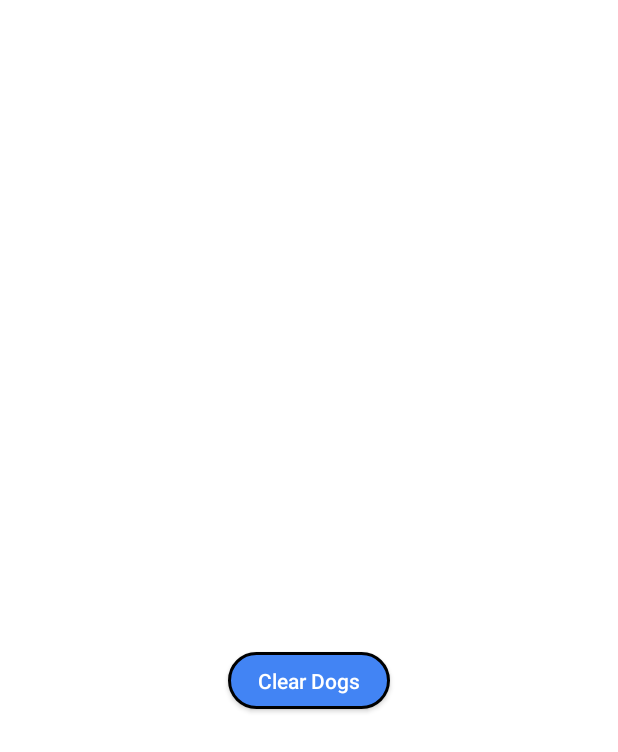
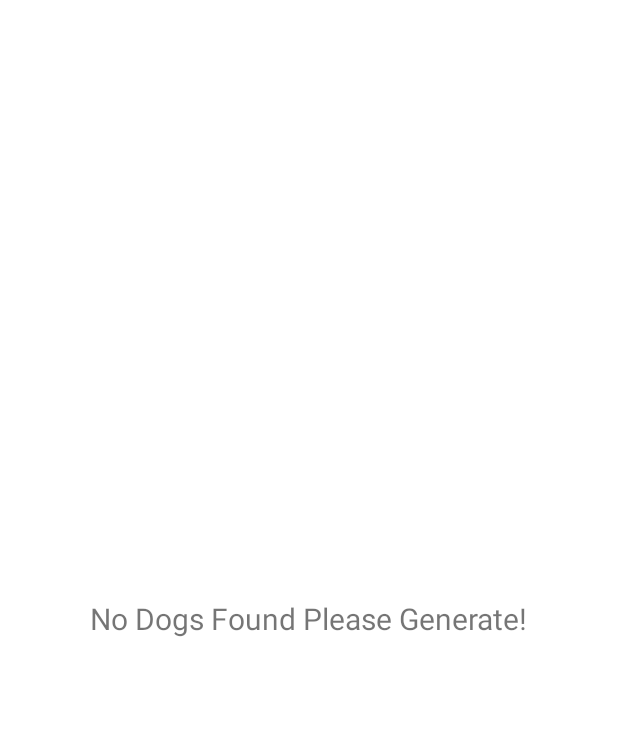
Before and after one commit to mrwhoknows55/dog-image-generator, an Android app: the ViewDogsFragment screen opened through its navigation route, on a phone screen of 412 x 824 dp. Shown: the top 752 px of the screen. Run offline under Robolectric (Android 15) with nearby library versions, the phone set to English and light mode, and no system bars; our stand-ins replace Dagger/Hilt's generated code, Timber.

Commit message:
add: ui changes for landscape mode

```diff
--- a/app/src/main/java/com/mrwhoknows/dogimagegenerator/ui/view_dogs/ViewDogsFragment.kt
+++ b/app/src/main/java/com/mrwhoknows/dogimagegenerator/ui/view_dogs/ViewDogsFragment.kt
@@ -8,6 +8,7 @@ import androidx.fragment.app.Fragment
 import androidx.fragment.app.viewModels
 import androidx.recyclerview.widget.LinearLayoutManager
 import androidx.recyclerview.widget.RecyclerView.HORIZONTAL
+import com.google.android.material.snackbar.Snackbar
 import com.mrwhoknows.dogimagegenerator.databinding.FragmentViewDogsBinding
 import com.mrwhoknows.dogimagegenerator.util.setSafeOnClickListener
 import dagger.hilt.android.AndroidEntryPoint
@@ -44,13 +45,30 @@ class ViewDogsFragment : Fragment() {
     private fun setupClickListeners() {
         binding.btnClearDogs.setSafeOnClickListener {
             viewModel.clearDogs()
+            Snackbar.make(binding.root, "All Dog Images Cleared", Snackbar.LENGTH_SHORT).show()
         }
     }
 
     private fun setupObservers() {
         viewModel.dogImages.observe(viewLifecycleOwner) {
             Timber.i("dogImages(${it.size}): $it")
+            updateContentVisibility(it.isNotEmpty())
             adapter.submitList(it)
         }
     }
+
+    private fun updateContentVisibility(isContentVisible: Boolean) {
+        binding.apply {
+
+            if (isContentVisible) {
+                tvErrorMsg.visibility = View.GONE
+                rvDogsList.visibility = View.VISIBLE
+                btnClearDogs.visibility = View.VISIBLE
+            } else {
+                rvDogsList.visibility = View.GONE
+                btnClearDogs.visibility = View.GONE
+                tvErrorMsg.visibility = View.VISIBLE
+            }
+        }
+    }
 }
--- a/app/src/main/res/layout/fragment_generate_dogs.xml
+++ b/app/src/main/res/layout/fragment_generate_dogs.xml
@@ -40,7 +40,7 @@
         app:layout_constraintEnd_toEndOf="parent"
         app:layout_constraintStart_toStartOf="parent"
         app:layout_constraintTop_toTopOf="parent"
-        app:layout_constraintVertical_bias="0.7" />
+        app:layout_constraintVertical_bias="0.75" />
 
     <androidx.constraintlayout.widget.Guideline
         android:id="@+id/topGuideline"
--- a/app/src/main/res/layout/fragment_home.xml
+++ b/app/src/main/res/layout/fragment_home.xml
@@ -42,6 +42,6 @@
         app:layout_constraintEnd_toEndOf="parent"
         app:layout_constraintStart_toStartOf="parent"
         app:layout_constraintTop_toTopOf="parent"
-        app:layout_constraintVertical_bias="0.65" />
+        app:layout_constraintVertical_bias="0.75" />
 
 </androidx.constraintlayout.widget.ConstraintLayout>
--- a/app/src/main/res/layout/fragment_view_dogs.xml
+++ b/app/src/main/res/layout/fragment_view_dogs.xml
@@ -10,28 +10,62 @@
         android:id="@+id/rvDogsList"
         android:layout_width="0dp"
         android:layout_height="0dp"
+        android:layout_marginBottom="8dp"
         android:clipToPadding="false"
+        android:fadeScrollbars="false"
         android:paddingHorizontal="8dp"
         android:scrollbars="horizontal"
-        app:layout_constraintDimensionRatio="1.3"
-        app:layout_constraintVertical_bias="0.2"
+        app:layout_constraintBottom_toTopOf="@+id/btnClearDogs"
+        app:layout_constraintEnd_toStartOf="@+id/rightGuideline"
+        app:layout_constraintStart_toStartOf="@+id/leftGuideline"
+        app:layout_constraintTop_toTopOf="@+id/topGuideline"
         tools:itemCount="4"
-        tools:listitem="@layout/layout_image_item"
+        tools:listitem="@layout/layout_image_item" />
+
+    <androidx.appcompat.widget.AppCompatButton
+        android:id="@+id/btnClearDogs"
+        style="@style/Theme.Button"
+        android:layout_width="wrap_content"
+        android:layout_height="0dp"
+        android:text="@string/clear_dogs"
+        app:layout_constraintBottom_toBottomOf="parent"
+        app:layout_constraintDimensionRatio="2.8"
+        app:layout_constraintEnd_toStartOf="@+id/rightGuideline"
+        app:layout_constraintStart_toStartOf="@+id/leftGuideline"
+        app:layout_constraintTop_toTopOf="@+id/topGuideline"
+        app:layout_constraintVertical_bias="0.75" />
+
+    <androidx.appcompat.widget.AppCompatTextView
+        android:id="@+id/tvErrorMsg"
+        android:layout_width="wrap_content"
+        android:layout_height="wrap_content"
+        android:text="@string/no_dogs_found_please_generate"
+        android:textSize="20sp"
+        android:visibility="gone"
         app:layout_constraintBottom_toBottomOf="parent"
         app:layout_constraintEnd_toEndOf="parent"
         app:layout_constraintStart_toStartOf="parent"
         app:layout_constraintTop_toTopOf="parent" />
 
-    <androidx.appcompat.widget.AppCompatButton
-        android:id="@+id/btnClearDogs"
+    <androidx.constraintlayout.widget.Guideline
+        android:id="@+id/topGuideline"
         android:layout_width="wrap_content"
-        style="@style/Theme.Button"
-        android:layout_height="0dp"
-        app:layout_constraintDimensionRatio="2.8"
-        android:layout_marginTop="16dp"
-        android:text="@string/clear_dogs"
-        app:layout_constraintEnd_toEndOf="@+id/rvDogsList"
-        app:layout_constraintStart_toStartOf="parent"
-        app:layout_constraintTop_toBottomOf="@+id/rvDogsList" />
+        android:layout_height="wrap_content"
+        android:orientation="horizontal"
+        app:layout_constraintGuide_percent="0.1" />
+
+    <androidx.constraintlayout.widget.Guideline
+        android:id="@+id/leftGuideline"
+        android:layout_width="wrap_content"
+        android:layout_height="wrap_content"
+        android:orientation="vertical"
+        app:layout_constraintGuide_percent="0.15" />
+
+    <androidx.constraintlayout.widget.Guideline
+        android:id="@+id/rightGuideline"
+        android:layout_width="wrap_content"
+        android:layout_height="wrap_content"
+        android:orientation="vertical"
+        app:layout_constraintGuide_percent="0.85" />
 
 </androidx.constraintlayout.widget.ConstraintLayout>
--- a/app/src/main/res/layout/layout_image_item.xml
+++ b/app/src/main/res/layout/layout_image_item.xml
@@ -1,21 +1,21 @@
 <?xml version="1.0" encoding="utf-8"?>
-<FrameLayout xmlns:android="http://schemas.android.com/apk/res/android"
+<androidx.constraintlayout.widget.ConstraintLayout xmlns:android="http://schemas.android.com/apk/res/android"
     xmlns:app="http://schemas.android.com/apk/res-auto"
     xmlns:tools="http://schemas.android.com/tools"
     android:layout_width="wrap_content"
-    android:layout_height="wrap_content"
+    android:layout_height="match_parent"
     android:layout_gravity="center"
     android:layout_margin="8dp">
 
     <androidx.appcompat.widget.AppCompatImageView
         android:id="@+id/ivImage"
         android:layout_width="wrap_content"
-        android:layout_height="wrap_content"
+        android:layout_height="match_parent"
         android:gravity="center"
-        android:scaleType="centerInside"
+        android:scaleType="fitCenter"
         app:layout_constraintEnd_toEndOf="parent"
         app:layout_constraintStart_toStartOf="parent"
         app:layout_constraintTop_toTopOf="parent"
         tools:src="@tools:sample/backgrounds/scenic" />
 
-</FrameLayout>
+</androidx.constraintlayout.widget.ConstraintLayout>
--- a/app/src/main/res/navigation/nav_main.xml
+++ b/app/src/main/res/navigation/nav_main.xml
@@ -10,10 +10,18 @@
         android:label="Home" >
         <action
             android:id="@+id/action_homeFragment_to_generateDogsFragment"
-            app:destination="@id/generateDogsFragment" />
+            app:destination="@id/generateDogsFragment"
+            app:enterAnim="@anim/nav_default_enter_anim"
+            app:exitAnim="@anim/nav_default_exit_anim"
+            app:popEnterAnim="@anim/nav_default_pop_enter_anim"
+            app:popExitAnim="@anim/nav_default_pop_exit_anim" />
         <action
             android:id="@+id/action_homeFragment_to_viewDogsFragment"
-            app:destination="@id/viewDogsFragment" />
+            app:destination="@id/viewDogsFragment"
+            app:enterAnim="@anim/nav_default_enter_anim"
+            app:exitAnim="@anim/nav_default_exit_anim"
+            app:popEnterAnim="@anim/nav_default_pop_enter_anim"
+            app:popExitAnim="@anim/nav_default_pop_exit_anim" />
     </fragment>
     <fragment
         android:id="@+id/viewDogsFragment"
--- a/app/src/main/res/values/strings.xml
+++ b/app/src/main/res/values/strings.xml
@@ -5,4 +5,5 @@
     <string name="generate_dogs">Generate Dogs</string>
     <string name="generate">Generate</string>
     <string name="clear_dogs">Clear Dogs</string>
+    <string name="no_dogs_found_please_generate">No Dogs Found Please Generate!</string>
 </resources>
```
